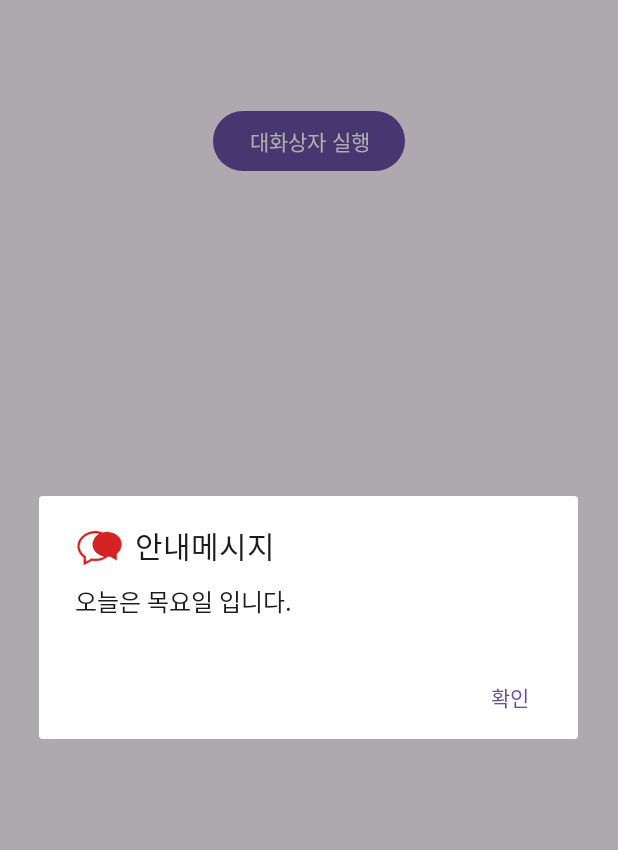
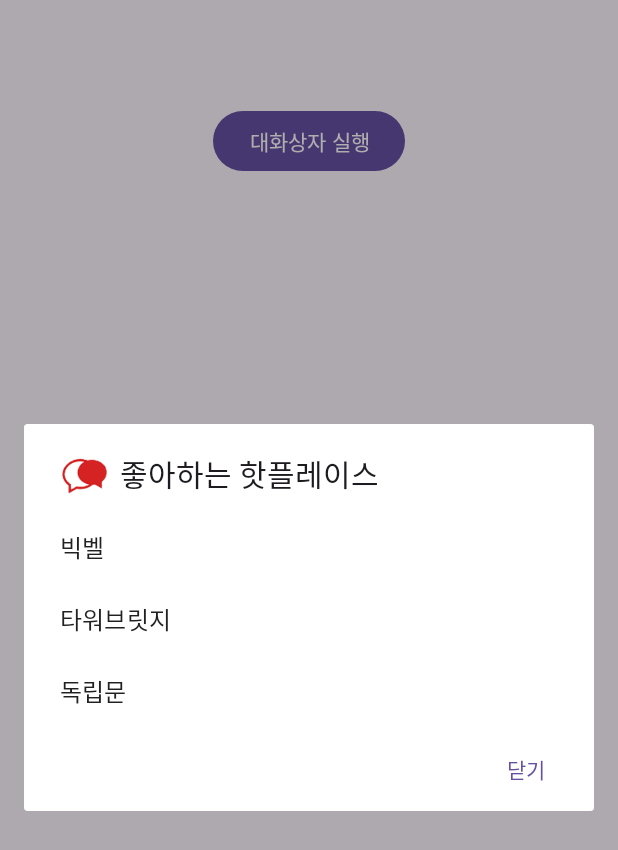
Before and after one commit to dlwjdqls1012/Dialog, an Android app: the screen it shows after launch (MainActivity), after a tap on "대화상자 실행", on a phone screen of 412 x 824 dp. Shown: the top 850 px of the screen. Run offline under Robolectric (Android 15) with nearby library versions, the phone set to English and light mode, and no system bars.

Commit message:
기본 목록 대화 상자 완성

```diff
--- a/app/src/main/java/kr/ac/kopo/dialog/MainActivity.kt
+++ b/app/src/main/java/kr/ac/kopo/dialog/MainActivity.kt
@@ -14,14 +14,15 @@ class MainActivity : AppCompatActivity() {
         var btnDialog = findViewById<Button>(R.id.btnDialog)
 
         btnDialog.setOnClickListener {
+            //기본 목록 대화상자
+            var placesArr = arrayOf("빅벨", "타워브릿지", "독립문")
             var dialog = AlertDialog.Builder(this@MainActivity)
-            dialog.setTitle("안내메시지")
-            dialog.setMessage("오늘은 목요일 입니다.")
+            dialog.setTitle("좋아하는 핫플레이스")
             dialog.setIcon(R.drawable.icon1)
-            dialog.setPositiveButton("확인 "){
-                dialog1, which ->
-                Toast.makeText(this@MainActivity, "환인 버튼을 클릭했습니다.", Toast.LENGTH_SHORT).show()
+            dialog.setItems(placesArr){
+                d1, which -> btnDialog.text = placesArr[which]
             }
+            dialog.setPositiveButton("닫기 ",null)
             dialog.show()
         }
     }
```
